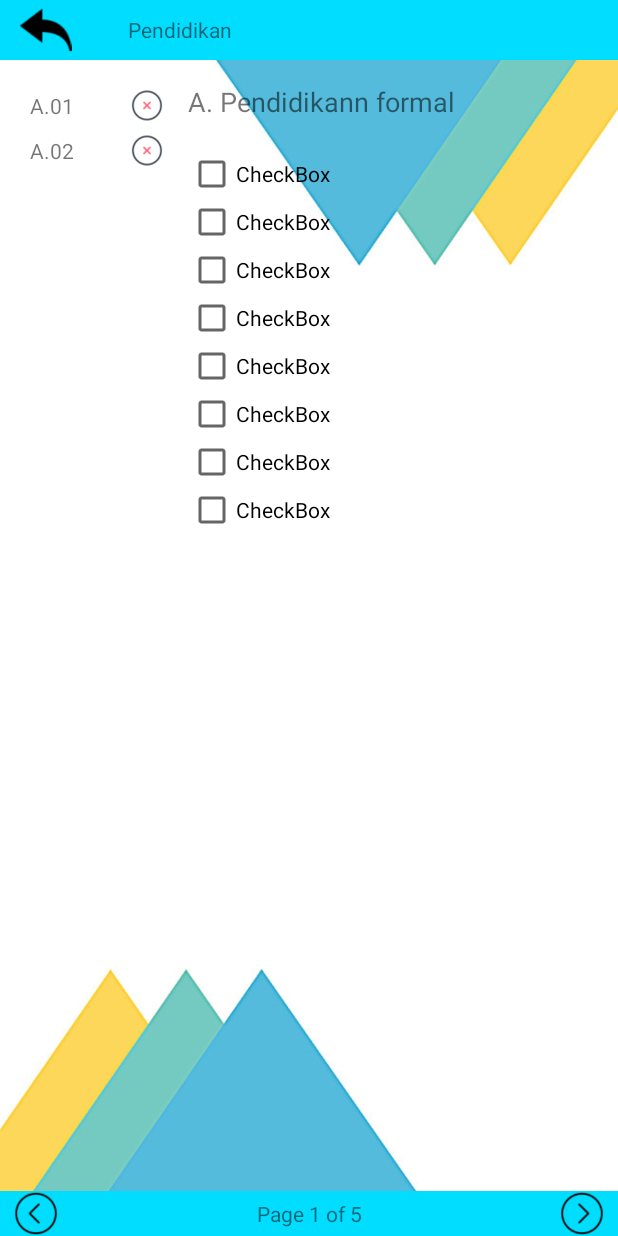
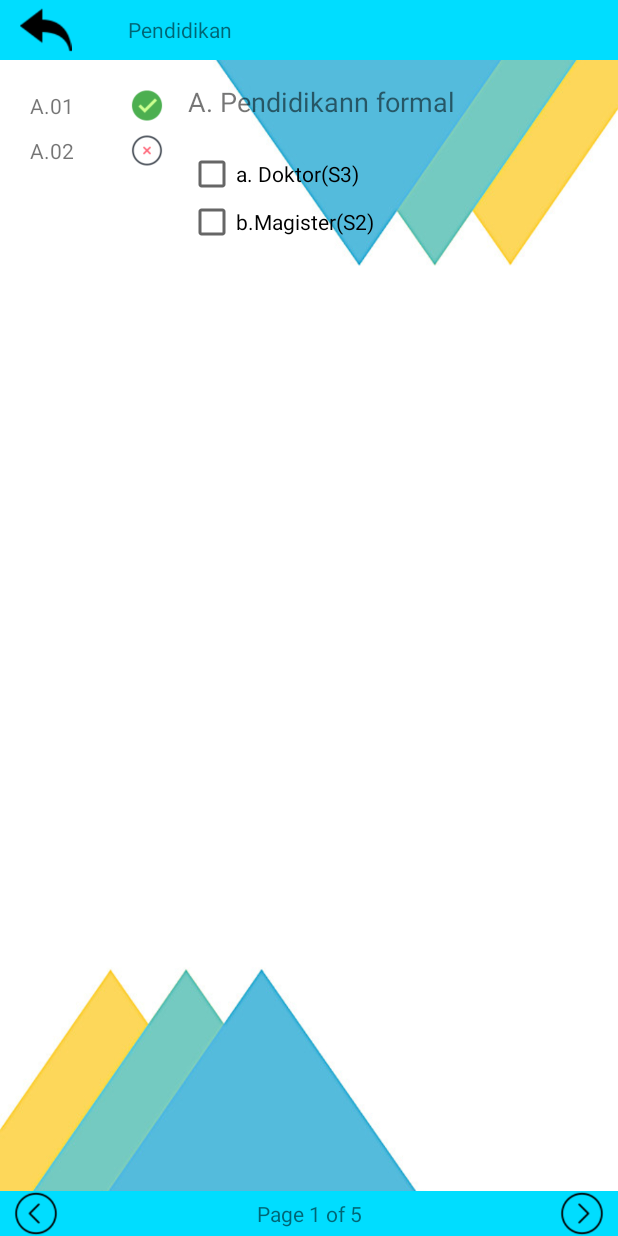
Before and after one commit to MarwanNulhakam/heniedrianti, an Android app: the inputak screen opened directly, with no data from a screen before it, on a phone screen of 412 x 824 dp. Run offline under Robolectric (Android 15) with nearby library versions, the phone set to English and light mode, and no system bars.

Commit message:
MN | set dynamic option

```diff
--- a/app/src/main/java/com/example/heniedrianti/projectta/inputak.java
+++ b/app/src/main/java/com/example/heniedrianti/projectta/inputak.java
@@ -195,11 +195,19 @@ public class inputak extends AppCompatActivity {
     List<LinkedHashMap<String, String[]>> data = new ArrayList<>();
 
     int[] sidebarCount = {2,13,5,5,10};
+
     int page=0;
     ImageView backButton,footerPrev,footerNext,sidebarIcon[];
     TextView headerText;
     TextView footerText;
     String[][] questionGroup = {q1,q2,q3,q4,q5};
+    String [][][] optionGroup = {
+            opsiPendidikan,
+            opsiPelaksanaanPendidikan,
+            opsiPelaksanaanPenelitian,
+            opsiPelaksanaanPKM,
+            opsiPenunjangKAD
+    };
 
     TextView question;
 
@@ -387,6 +395,22 @@ public class inputak extends AppCompatActivity {
 
     private void setQuestionGroup(int index, int option){
         question.setText(questionGroup[index][option]);
+        setOptionInvisibility();
+        setOptionVisibility(index,option);
+    }
+
+    private void setOptionInvisibility(){
+        for(int i=0;i<8;i++){
+            checkBoxGroup[i].setVisibility(View.INVISIBLE);
+            checkBoxGroup[i].setText("TextBox");
+        }
+    }
+
+    private void setOptionVisibility(int index, int option){
+        for(int i=0;i<optionGroup[index][option].length;i++){
+            checkBoxGroup[i].setVisibility(View.VISIBLE);
+            checkBoxGroup[i].setText(optionGroup[index][option][i]);
+        }
     }
 
 //    private void setUpAdapter() {
--- a/app/src/main/res/layout/sidebar_layout.xml
+++ b/app/src/main/res/layout/sidebar_layout.xml
@@ -49,7 +49,7 @@
                         android:layout_width="wrap_content"
                         android:layout_height="match_parent"
                         android:layout_weight="1"
-                        app:srcCompat="@drawable/ic_cross_red" />
+                        app:srcCompat="@drawable/ic_check_green" />
                 </LinearLayout>
 
                 <LinearLayout
```
